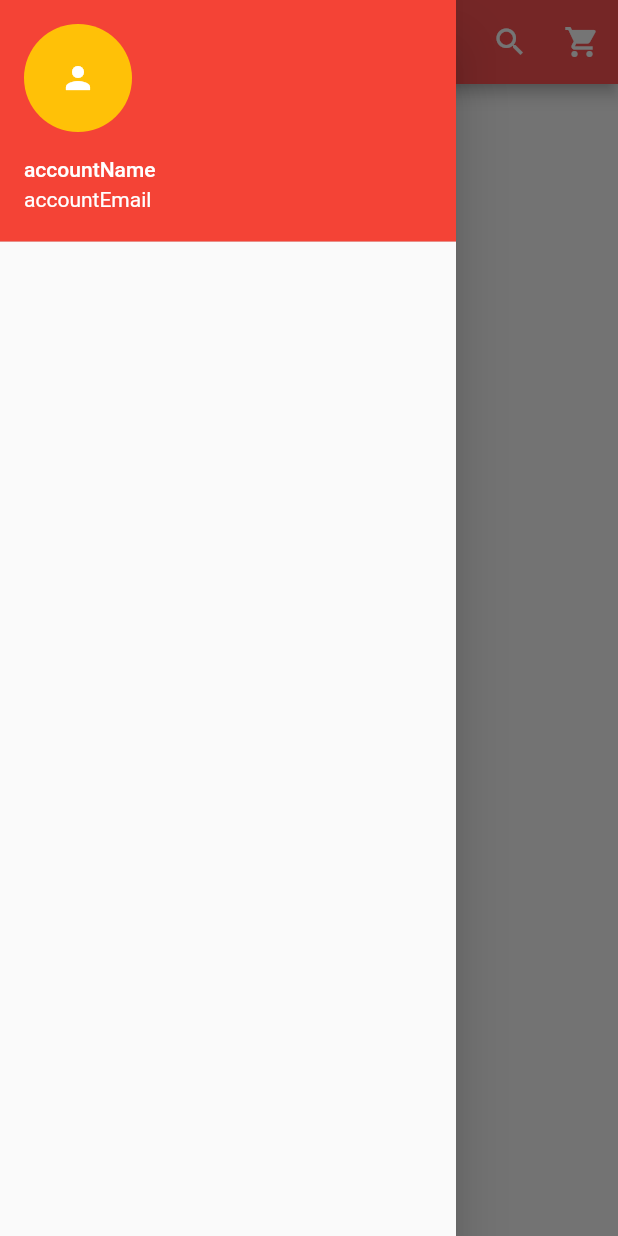
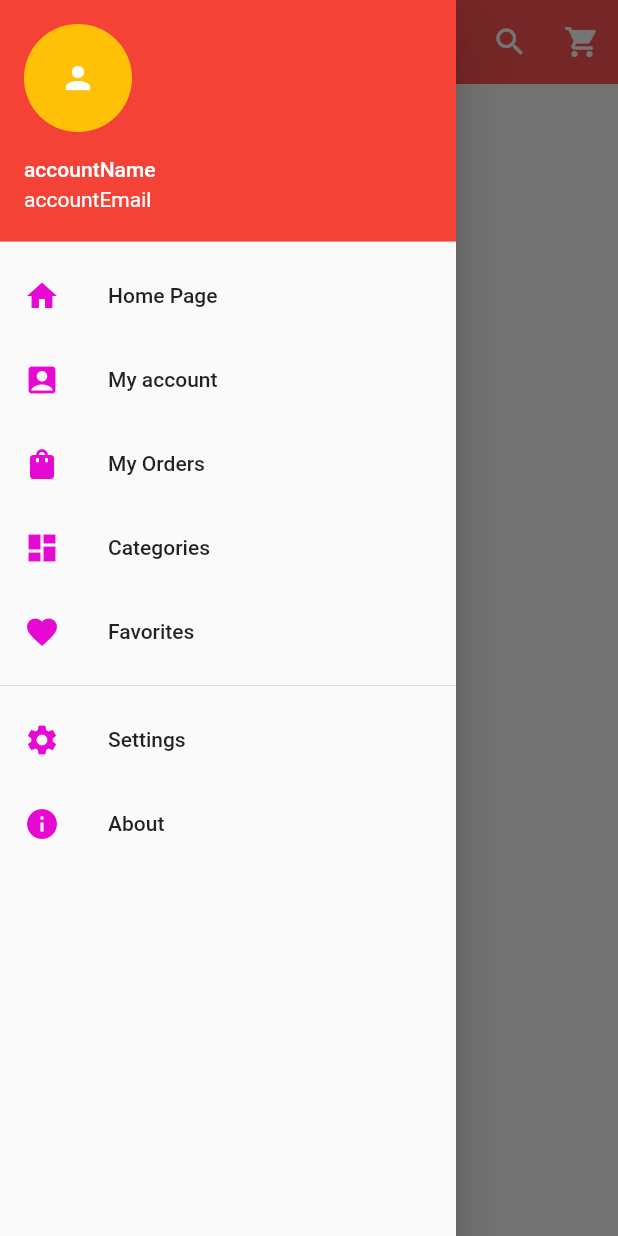
Before and after one commit to CLakshmiAravind/E-commerce-Flutter, a Flutter app: the screen it shows after launch, with the side drawer open, on a phone screen of 412 x 824 dp. Run offline on Flutter 3.47's test engine with Material 2 defaults, Android fonts, the light colour scheme and no system bars; our stand-ins replace firebase_core; accounts and stored records are empty.

Commit message:
basic drawer part is completed

```diff
--- a/lib/main.dart
+++ b/lib/main.dart
@@ -145,6 +145,7 @@ class _HomeState extends State<Home> {
   Widget build(BuildContext context) {
     return Scaffold(
       appBar: AppBar(
+        elevation: 0.0,
         backgroundColor: Colors.redAccent,
         title: Text('E-shop'),
         actions: [
@@ -167,7 +168,66 @@ class _HomeState extends State<Home> {
                 backgroundColor: Colors.amber,
                 child: Icon(Icons.person,color: Colors.white,),
               ),
-            ),)
+            ),),
+
+
+            InkWell(
+              onTap: (){},
+              child: ListTile(
+                title: Text('Home Page'),
+                leading: Icon(Icons.home,color: Color.fromARGB(255, 230, 8, 211),),
+              ),
+            ),
+
+            InkWell(
+              onTap: (){},
+              child: ListTile(
+                title: Text('My account'),
+                leading: Icon(Icons.account_box,color: Color.fromARGB(255, 230, 8, 211),),
+              ),
+            ),
+
+            InkWell(
+              onTap: (){},
+              child: ListTile(
+                title: Text('My Orders'),
+                leading: Icon(Icons.shopping_bag,color: Color.fromARGB(255, 230, 8, 211),),
+              ),
+            ),
+
+            InkWell(
+              onTap: (){},
+              child: ListTile(
+                title: Text('Categories'),
+                leading: Icon(Icons.dashboard,color: Color.fromARGB(255, 230, 8, 211),),
+              ),
+            ),
+
+            InkWell(
+              onTap: (){},
+              child: ListTile(
+                title: Text('Favorites'),
+                leading: Icon(Icons.favorite,color: Color.fromARGB(255, 230, 8, 211),),
+              ),
+            ),
+
+            Divider(),
+
+            InkWell(
+              onTap: (){},
+              child: ListTile(
+                title: Text('Settings'),
+                leading: Icon(Icons.settings,color: Color.fromARGB(255, 230, 8, 211),),
+              ),
+            ),
+
+            InkWell(
+              onTap: (){},
+              child: ListTile(
+                title: Text('About'),
+                leading: Icon(Icons.info,color: Color.fromARGB(255, 230, 8, 211),),
+              ),
+            )
           ],
         ),
       ),
```
